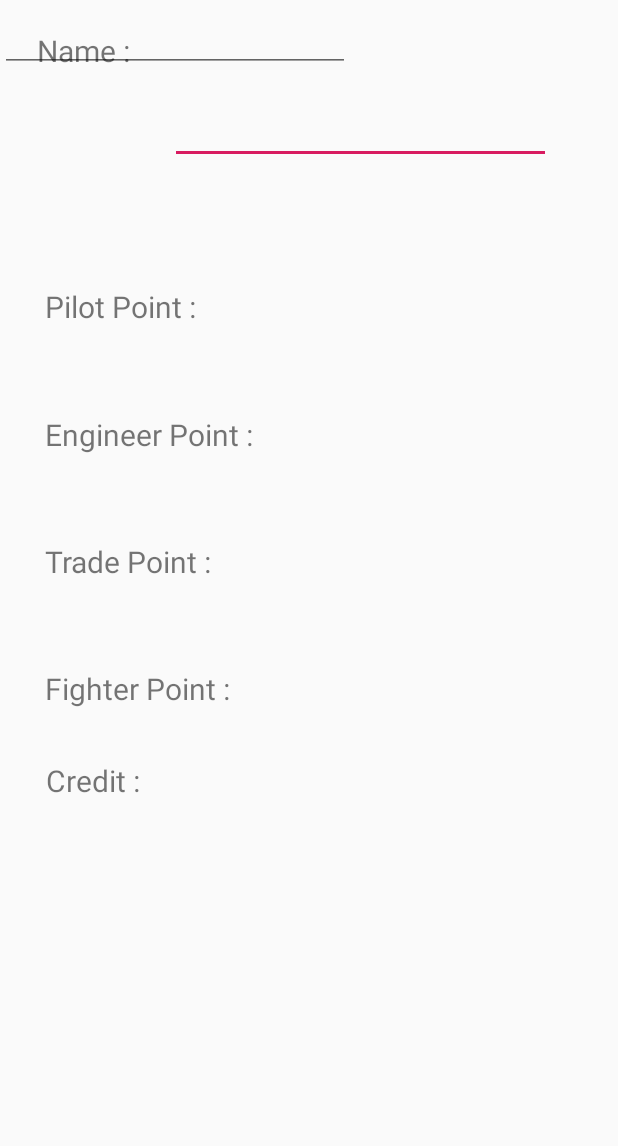
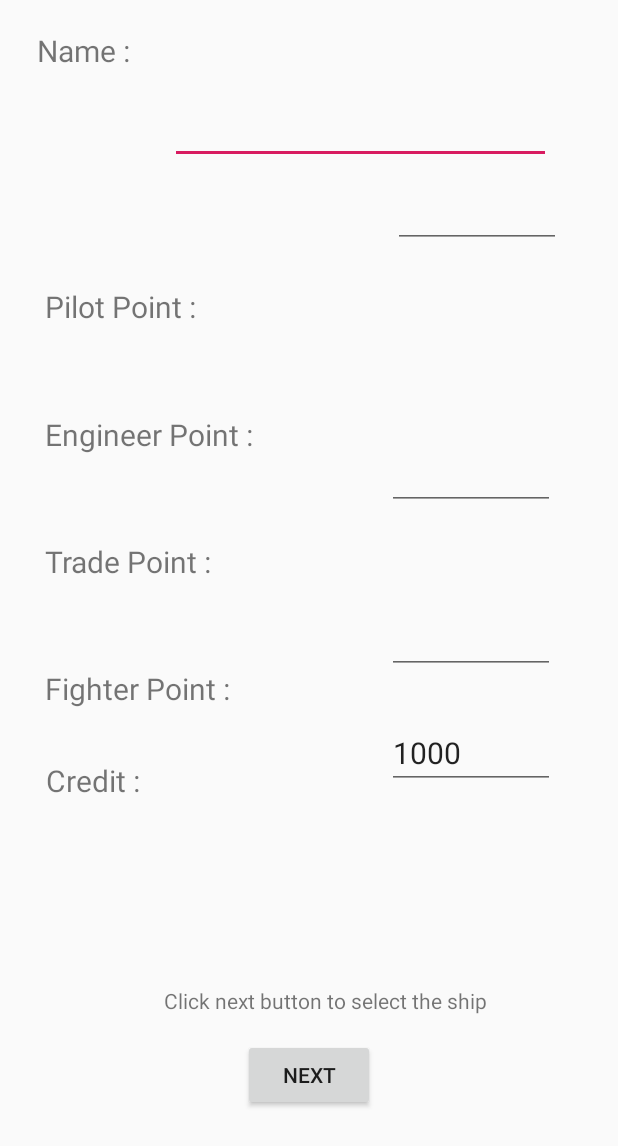
Before and after one commit to sjiwani6/SpaceTraders, an Android app: the layout new_game.xml on its own in the app's theme, with its tools: preview values and no code run, on a phone screen of 412 x 824 dp. Shown: the top 1146 px of the screen. Run offline under Robolectric (Android 15) with nearby library versions, the light colour scheme and no system bars.

Commit message:
Updated XML files

```diff
--- a/app/src/main/res/layout/new_game.xml
+++ b/app/src/main/res/layout/new_game.xml
@@ -108,15 +108,102 @@
         app:layout_constraintTop_toBottomOf="@+id/fighterPoint" />
 
     <EditText
-        android:id="@+id/editText3"
+        android:id="@+id/pilot_point"
+        android:layout_width="112dp"
+        android:layout_height="44dp"
+        android:layout_marginTop="12dp"
+        android:layout_marginEnd="10dp"
+        android:layout_marginBottom="5dp"
+        android:autofillHints="@string/point"
+        android:ems="10"
+        android:inputType="textPersonName"
+        android:labelFor="@id/pilot_point"
+        android:textSize="20sp"
+        app:layout_constraintBottom_toTopOf="@+id/engineerPoint"
+        app:layout_constraintEnd_toEndOf="parent"
+        app:layout_constraintHorizontal_bias="0.804"
+        app:layout_constraintStart_toEndOf="@+id/pilotPoint"
+        app:layout_constraintTop_toBottomOf="@+id/name_input"
+        app:layout_constraintVertical_bias="0.0" />
+
+    <EditText
+        android:id="@+id/engineer_point"
+        android:layout_width="112dp"
+        android:layout_height="44dp"
+        android:layout_marginStart="69dp"
+        android:layout_marginEnd="35dp"
+        android:layout_marginBottom="353dp"
+        android:autofillHints="@string/point"
+        android:ems="10"
+        android:inputType="textPersonName"
+        android:labelFor="@id/engineer_point"
+        android:textSize="20sp"
+        app:layout_constraintBottom_toBottomOf="parent"
+        app:layout_constraintEnd_toEndOf="parent"
+        app:layout_constraintStart_toEndOf="@+id/engineerPoint"
+        app:layout_constraintTop_toBottomOf="@+id/pilot_point" />
+
+    <EditText
+        android:id="@+id/credit_point"
+        android:layout_width="112dp"
+        android:layout_height="44dp"
+        android:layout_marginStart="69dp"
+        android:layout_marginEnd="35dp"
+        android:layout_marginBottom="265dp"
+        android:autofillHints="@string/point"
+        android:ems="10"
+        android:inputType="textPersonName"
+        android:text="@string/creditAmount"
+        android:labelFor="@id/credit_point"
+        android:textSize="20sp"
+        app:layout_constraintBottom_toBottomOf="parent"
+        app:layout_constraintEnd_toEndOf="parent"
+        app:layout_constraintStart_toEndOf="@+id/fighterPoint"
+        app:layout_constraintTop_toBottomOf="@+id/trade_point" />
+
+    <EditText
+        android:id="@+id/trade_point"
+        android:layout_width="112dp"
+        android:layout_height="44dp"
+        android:layout_marginStart="69dp"
+        android:layout_marginEnd="35dp"
+        android:layout_marginBottom="309dp"
+        android:autofillHints="@string/point"
+        android:ems="10"
+        android:inputType="textPersonName"
+        android:labelFor="@id/trade_point"
+        android:textSize="20sp"
+        app:layout_constraintBottom_toBottomOf="parent"
+        app:layout_constraintEnd_toEndOf="parent"
+        app:layout_constraintStart_toEndOf="@+id/tradePoint"
+        app:layout_constraintTop_toBottomOf="@+id/engineer_point" />
+
+    <Button
+        android:id="@+id/ShipSelect"
         android:layout_width="wrap_content"
         android:layout_height="wrap_content"
-        android:ems="10"
-        android:inputType="textPersonName"
-        android:autofillHints="@string/point"
-        android:labelFor="@id/pilotPoint"
-        android:textSize="20sp"
-        tools:layout_editor_absoluteX="134dp"
-        tools:layout_editor_absoluteY="77dp" />
+        android:layout_marginStart="148dp"
+        android:layout_marginTop="186dp"
+        android:layout_marginEnd="148dp"
+        android:layout_marginBottom="57dp"
+        android:text="@string/next"
+        app:layout_constraintBottom_toBottomOf="parent"
+        app:layout_constraintEnd_toEndOf="parent"
+        app:layout_constraintStart_toStartOf="parent"
+        app:layout_constraintTop_toBottomOf="@+id/fighterPoint" />
+
+    <TextView
+        android:id="@+id/textView"
+        android:layout_width="wrap_content"
+        android:layout_height="19dp"
+        android:layout_marginStart="95dp"
+        android:layout_marginTop="128dp"
+        android:layout_marginEnd="73dp"
+        android:layout_marginBottom="13dp"
+        android:text="@string/ShipNext"
+        app:layout_constraintBottom_toTopOf="@+id/ShipSelect"
+        app:layout_constraintEnd_toEndOf="parent"
+        app:layout_constraintStart_toStartOf="parent"
+        app:layout_constraintTop_toBottomOf="@+id/credit_point" />
 
 </android.support.constraint.ConstraintLayout>
--- a/app/src/main/res/values/strings.xml
+++ b/app/src/main/res/values/strings.xml
@@ -8,5 +8,8 @@
     <string name="enter">Enter name</string>
     <string name="credit">Credit : </string>
     <string name="point">Enter points</string>
+    <string name="creditAmount">1000</string>
+    <string name="next">Next</string>
+    <string name="ShipNext">Click next button to select the ship</string>
 
 </resources>
```
